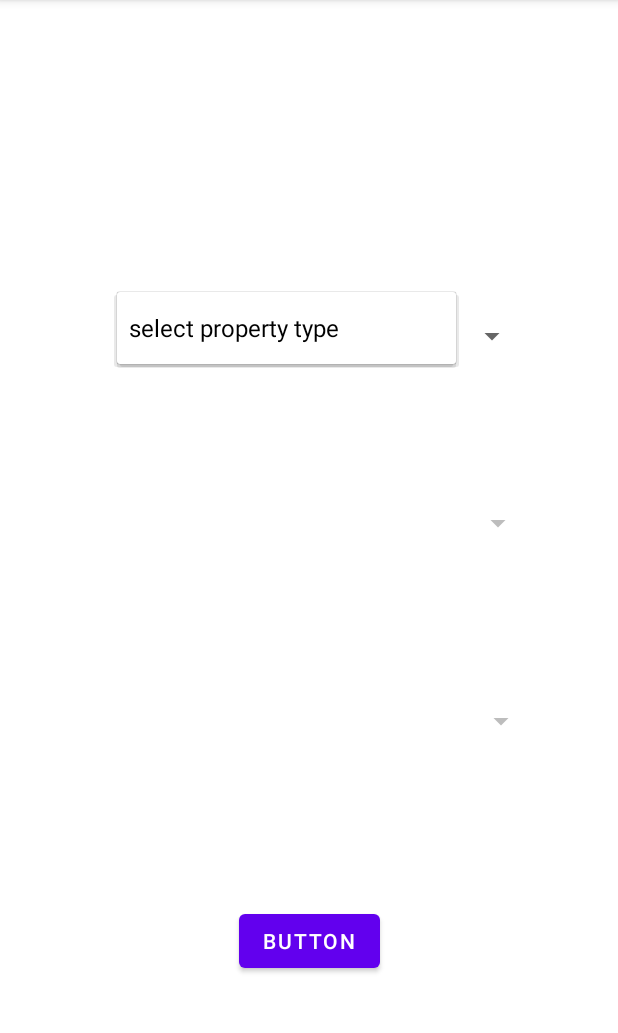
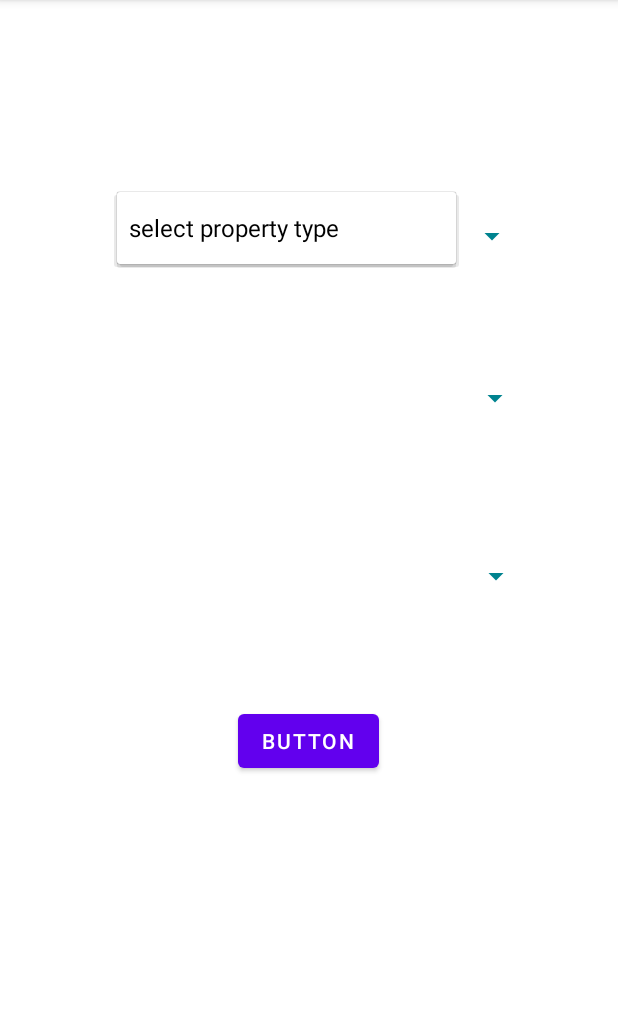
Before and after one commit to NIRMALraki/PhysicsWallah_assignment, an Android app: the screen it shows after launch (MainActivity), after a tap on "BUTTON", on a phone screen of 412 x 824 dp, the part 84-1117 px from its top. Run offline under Robolectric (Android 15) with nearby library versions, the phone set to English and light mode, and no system bars.

```diff
--- a/app/src/main/res/layout/activity_main.xml
+++ b/app/src/main/res/layout/activity_main.xml
@@ -4,6 +4,7 @@
     xmlns:tools="http://schemas.android.com/tools"
     android:layout_width="match_parent"
     android:layout_height="match_parent"
+    android:foregroundTint="#00838F"
     tools:context=".MainActivity">
 
     <Spinner
@@ -12,36 +13,43 @@
         android:layout_height="59dp"
         android:layout_marginStart="76dp"
         android:layout_marginEnd="58dp"
+        android:backgroundTint="#00838F"
         app:layout_constraintBottom_toBottomOf="parent"
         app:layout_constraintEnd_toEndOf="parent"
+        app:layout_constraintHorizontal_bias="0.5"
         app:layout_constraintStart_toStartOf="parent"
         app:layout_constraintTop_toTopOf="parent"
-        app:layout_constraintVertical_bias="0.275" />
+        app:layout_constraintVertical_bias="0.181"
+        tools:ignore="SpeakableTextPresentCheck" />
 
     <Spinner
         android:id="@+id/number_of_rooms"
-        android:layout_width="277dp"
-        android:layout_height="54dp"
+        android:layout_width="274dp"
+        android:layout_height="59dp"
         android:layout_marginStart="78dp"
         android:layout_marginEnd="56dp"
+        android:backgroundTint="#00838F"
+        android:foregroundTint="#00838F"
         app:layout_constraintBottom_toBottomOf="parent"
         app:layout_constraintEnd_toEndOf="parent"
+        app:layout_constraintHorizontal_bias="0.5"
         app:layout_constraintStart_toStartOf="parent"
         app:layout_constraintTop_toTopOf="parent"
-        app:layout_constraintVertical_bias="0.451" />
+        app:layout_constraintVertical_bias="0.333"
+        tools:ignore="SpeakableTextPresentCheck,SpeakableTextPresentCheck,SpeakableTextPresentCheck" />
 
     <Spinner
         android:id="@+id/other_facilities"
-        android:layout_width="279dp"
-        android:layout_height="60dp"
-        android:layout_marginStart="76dp"
-        android:layout_marginEnd="54dp"
+        android:layout_width="274dp"
+        android:layout_height="59dp"
+        android:backgroundTint="#00838F"
+        android:foregroundTint="#00838F"
         app:layout_constraintBottom_toBottomOf="parent"
         app:layout_constraintEnd_toEndOf="parent"
-        app:layout_constraintHorizontal_bias="1.0"
+        app:layout_constraintHorizontal_bias="0.583"
         app:layout_constraintStart_toStartOf="parent"
         app:layout_constraintTop_toTopOf="parent"
-        app:layout_constraintVertical_bias="0.637" />
+        tools:ignore="SpeakableTextPresentCheck,SpeakableTextPresentCheck,SpeakableTextPresentCheck" />
 
     <Button
         android:id="@+id/button"
@@ -50,8 +58,23 @@
         android:text="Button"
         app:layout_constraintBottom_toBottomOf="parent"
         app:layout_constraintEnd_toEndOf="parent"
+        app:layout_constraintHorizontal_bias="0.498"
         app:layout_constraintStart_toStartOf="parent"
         app:layout_constraintTop_toTopOf="parent"
-        app:layout_constraintVertical_bias="0.838" />
+        app:layout_constraintVertical_bias="0.653" />
+
+    <TextView
+        android:id="@+id/textView"
+        android:layout_width="403dp"
+        android:layout_height="151dp"
+        android:textAlignment="center"
+        android:textColor="@color/black"
+        android:textSize="20sp"
+        android:textFontWeight="700"
+        app:layout_constraintBottom_toBottomOf="parent"
+        app:layout_constraintEnd_toEndOf="parent"
+        app:layout_constraintStart_toStartOf="parent"
+        app:layout_constraintTop_toTopOf="parent"
+        app:layout_constraintVertical_bias="0.936" />
 
 </androidx.constraintlayout.widget.ConstraintLayout>
```
Also changed, not shown: app/src/main/java/com/example/physicswallah_assignment/MainActivity.java (+52 -31 lines).
